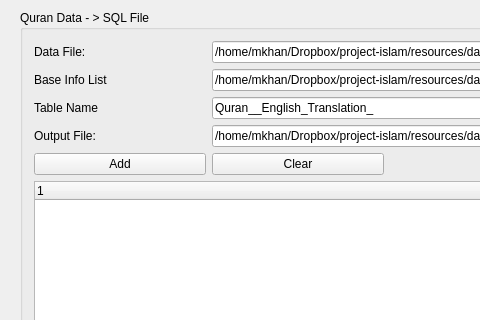
The window that tools/DatabaseBuilder/databasebuilder.ui (abumq/project-islam) describes before a commit, drawn with Qt 5; both pictures show x 0 to 480 and y 0 to 320 of the 967 by 675 pixel window.
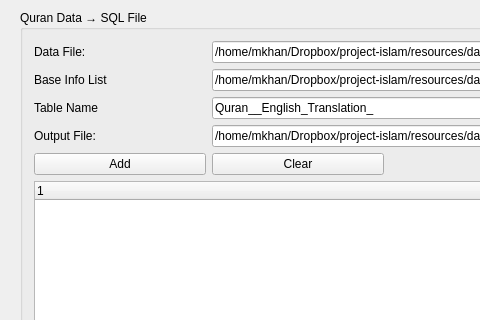
The same window after the commit.

The edit to the form file:
```diff
--- a/tools/DatabaseBuilder/databasebuilder.ui
+++ b/tools/DatabaseBuilder/databasebuilder.ui
@@ -23,7 +23,7 @@
     </rect>
    </property>
    <property name="title">
-    <string>Quran Data - &gt; SQL File</string>
+    <string>Quran Data → SQL File</string>
    </property>
    <layout class="QGridLayout" name="gridLayout">
     <item row="2" column="0">
```
